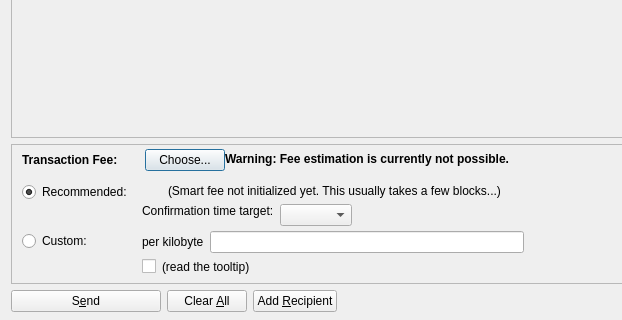
nutucoin/NutucoinV2, file src/qt/forms/sendcoinsdialog.ui: the form before one commit; both pictures show x 0 to 622 and y 206 to 526 of the 850 by 526 pixel window.
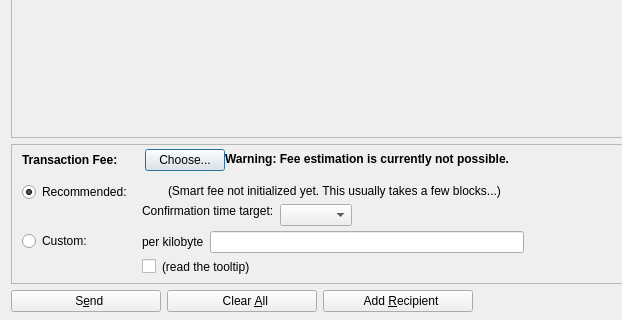
The form after the commit. Icons and pictures are not drawn. Custom widgets are drawn as their Qt base class.

Commit message: New UI for "Send" tab

Patch:
```diff
--- a/src/qt/forms/sendcoinsdialog.ui
+++ b/src/qt/forms/sendcoinsdialog.ui
@@ -1142,7 +1142,7 @@
         <string>Confirm the send action</string>
        </property>
        <property name="text">
-        <string>S&amp;end</string>
+        <string>  S&amp;end</string>
        </property>
        <property name="icon">
         <iconset resource="../bitcoin.qrc">
@@ -1164,11 +1164,17 @@
          <verstretch>0</verstretch>
         </sizepolicy>
        </property>
+       <property name="minimumSize">
+        <size>
+         <width>150</width>
+         <height>0</height>
+        </size>
+       </property>
        <property name="toolTip">
         <string>Clear all fields of the form.</string>
        </property>
        <property name="text">
-        <string>Clear &amp;All</string>
+        <string>  Clear &amp;All</string>
        </property>
        <property name="icon">
         <iconset resource="../bitcoin.qrc">
@@ -1181,11 +1187,17 @@
      </item>
      <item>
       <widget class="QPushButton" name="addButton">
+       <property name="minimumSize">
+        <size>
+         <width>150</width>
+         <height>0</height>
+        </size>
+       </property>
        <property name="toolTip">
         <string>Send to multiple recipients at once</string>
        </property>
        <property name="text">
-        <string>Add &amp;Recipient</string>
+        <string>  Add &amp;Recipient</string>
        </property>
        <property name="icon">
         <iconset resource="../bitcoin.qrc">
```
Left out of the diff: 18 changed lines with no effect on the pictures. The commit also changes 2 other files.
